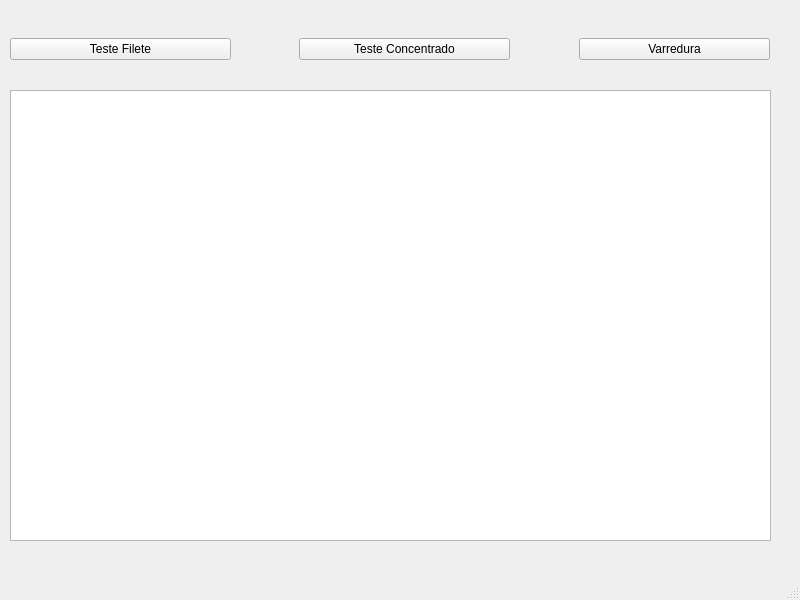
prscustodio/Probac_Interface, file Interface.ui: the form before one commit.
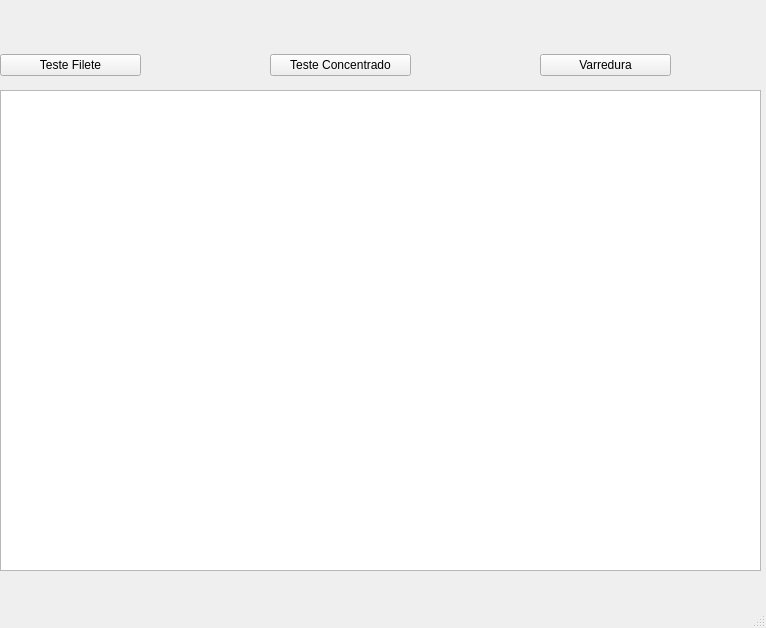
The form after the commit.

Diff of the .ui file:
```diff
--- a/Interface.ui
+++ b/Interface.ui
@@ -6,8 +6,8 @@
    <rect>
     <x>0</x>
     <y>0</y>
-    <width>800</width>
-    <height>600</height>
+    <width>766</width>
+    <height>628</height>
    </rect>
   </property>
   <property name="windowTitle">
@@ -17,15 +17,18 @@
    <widget class="QWidget" name="horizontalLayoutWidget">
     <property name="geometry">
      <rect>
-      <x>10</x>
-      <y>9</y>
-      <width>221</width>
-      <height>81</height>
+      <x>0</x>
+      <y>40</y>
+      <width>141</width>
+      <height>51</height>
      </rect>
     </property>
     <layout class="QHBoxLayout" name="horizontalLayout">
      <item>
       <widget class="QPushButton" name="filete_button">
+       <property name="enabled">
+        <bool>true</bool>
+       </property>
        <property name="text">
         <string>Teste Filete</string>
        </property>
@@ -36,10 +39,10 @@
    <widget class="QWidget" name="horizontalLayoutWidget_2">
     <property name="geometry">
      <rect>
-      <x>299</x>
-      <y>9</y>
-      <width>211</width>
-      <height>81</height>
+      <x>270</x>
+      <y>40</y>
+      <width>141</width>
+      <height>51</height>
      </rect>
     </property>
     <layout class="QHBoxLayout" name="horizontalLayout_2">
@@ -55,10 +58,10 @@
    <widget class="QWidget" name="horizontalLayoutWidget_3">
     <property name="geometry">
      <rect>
-      <x>579</x>
-      <y>9</y>
-      <width>191</width>
-      <height>81</height>
+      <x>540</x>
+      <y>40</y>
+      <width>131</width>
+      <height>51</height>
      </rect>
     </property>
     <layout class="QHBoxLayout" name="horizontalLayout_3">
@@ -74,10 +77,10 @@
    <widget class="QWidget" name="gridLayoutWidget">
     <property name="geometry">
      <rect>
-      <x>10</x>
+      <x>0</x>
       <y>90</y>
       <width>761</width>
-      <height>451</height>
+      <height>481</height>
      </rect>
     </property>
     <layout class="QGridLayout" name="gridLayout">
```
Left out of the diff: 2 changed lines with no effect on the pictures.
